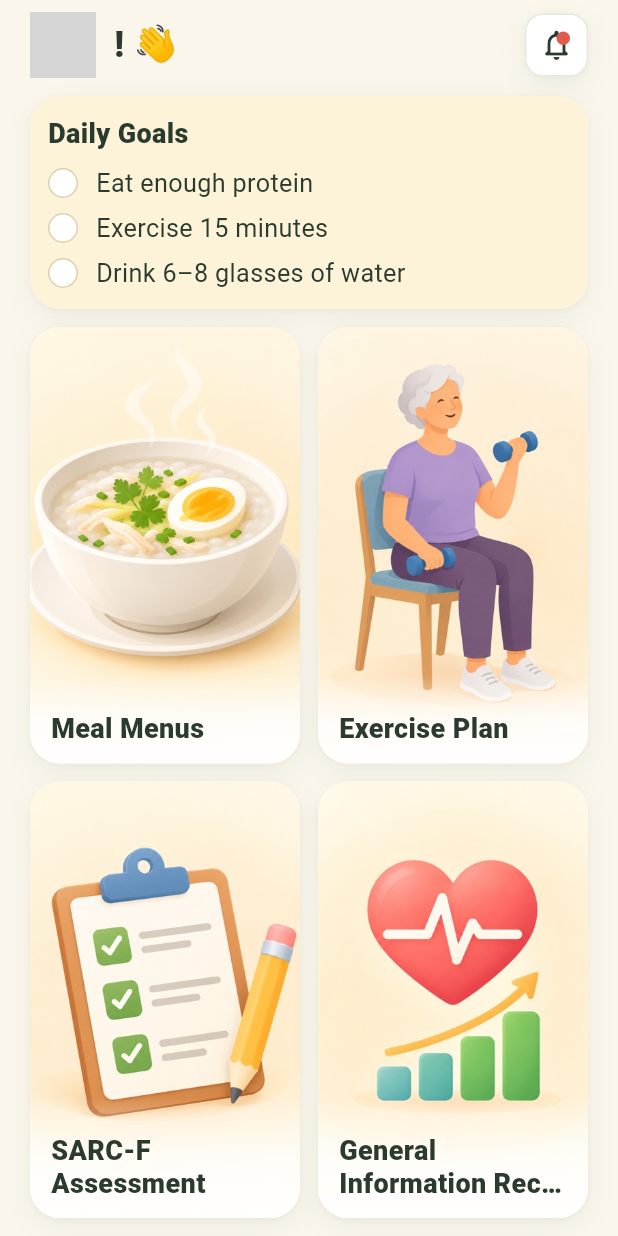
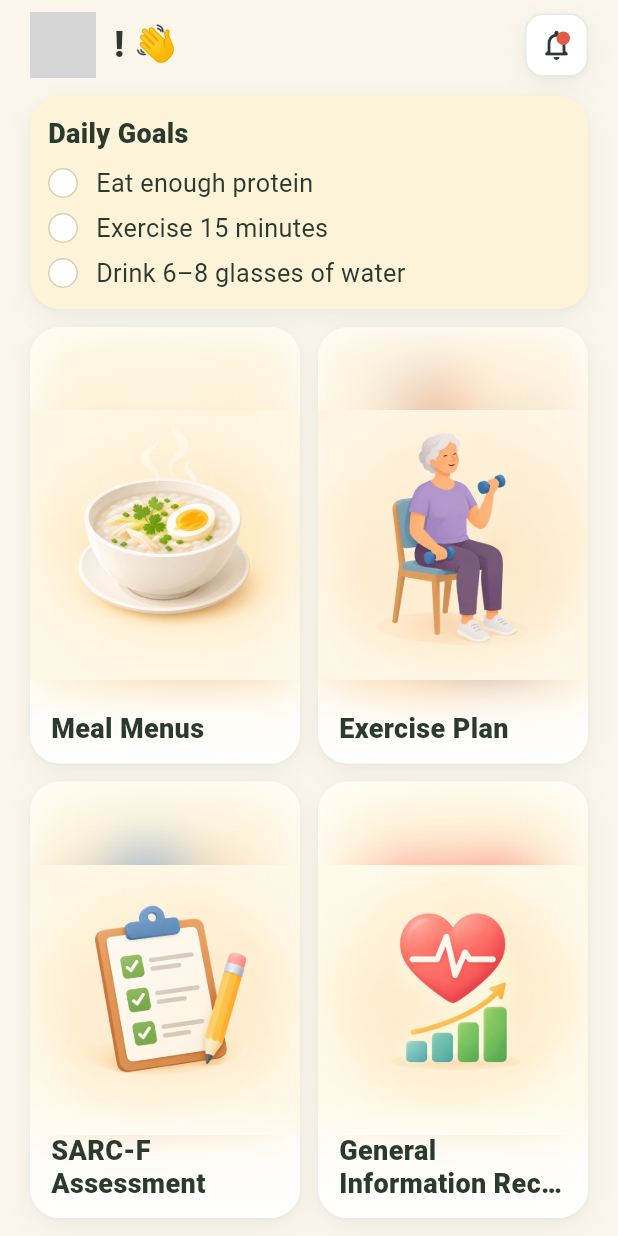
Before and after one commit to anuruddhika94/sarco_care, a Flutter app: the HomeScreen screen opened directly, on a phone screen of 412 x 824 dp. Run offline on Flutter 3.47's test engine with Material 3 defaults, Android fonts, the phone set to English and light mode, and no system bars; our stand-ins replace flutter_local_notifications, flutter_timezone, flutter_tts, image_picker, shared_preferences, timezone and 1 more; accounts and stored records are empty; network calls fail; grey boxes are pictures that could not be loaded.

Commit message:
Show the whole illustration on the home cards

```diff
--- a/lib/widgets/feature_tile.dart
+++ b/lib/widgets/feature_tile.dart
@@ -1,3 +1,5 @@
+import 'dart:ui';
+
 import 'package:flutter/material.dart';
 
 import '../theme/app_theme.dart';
@@ -47,10 +49,21 @@ class FeatureTile extends StatelessWidget {
           child: Stack(
             fit: StackFit.expand,
             children: [
-              // The illustration fills the whole tile.
+              // The illustrations are square but the tiles are wider than they
+              // are tall, so filling the tile cut the top and bottom off the
+              // artwork. Show the whole picture instead, with a blurred copy
+              // filling the space either side.
+              ImageFiltered(
+                imageFilter: ImageFilter.blur(sigmaX: 18, sigmaY: 18),
+                child: Image.asset(
+                  image,
+                  fit: BoxFit.cover,
+                  errorBuilder: (_, _, _) => const SizedBox.shrink(),
+                ),
+              ),
               Image.asset(
                 image,
-                fit: BoxFit.cover,
+                fit: BoxFit.contain,
                 errorBuilder: (_, _, _) => fallback,
               ),
               // Soft scrim at the bottom so the label stays readable.
```
